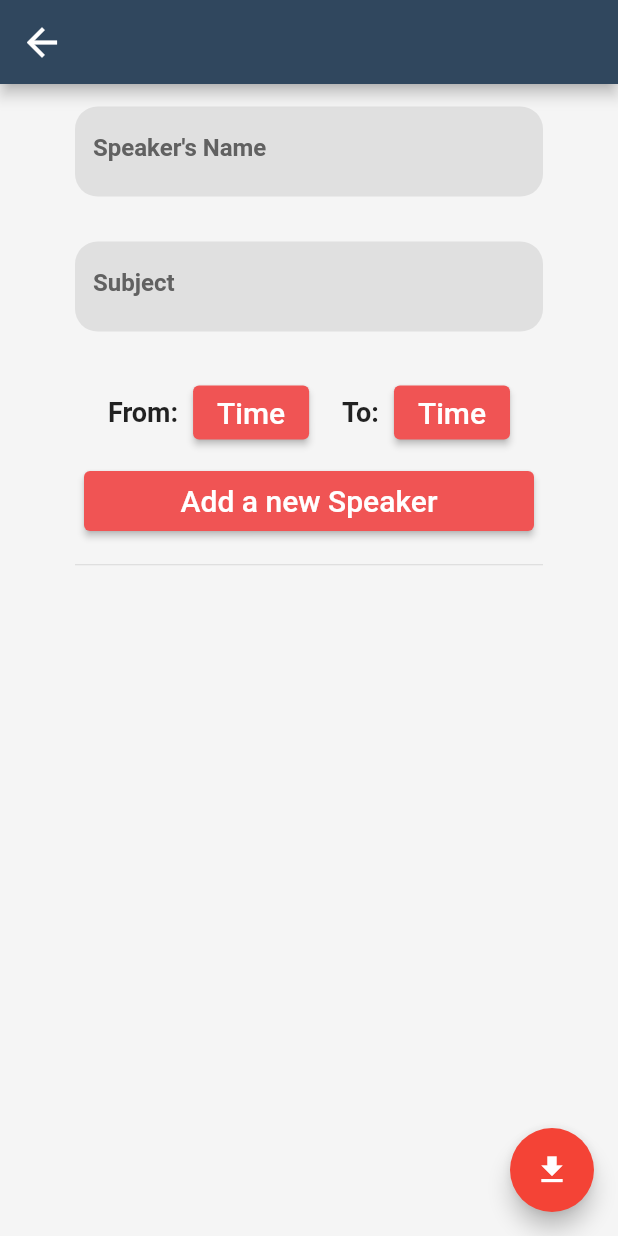
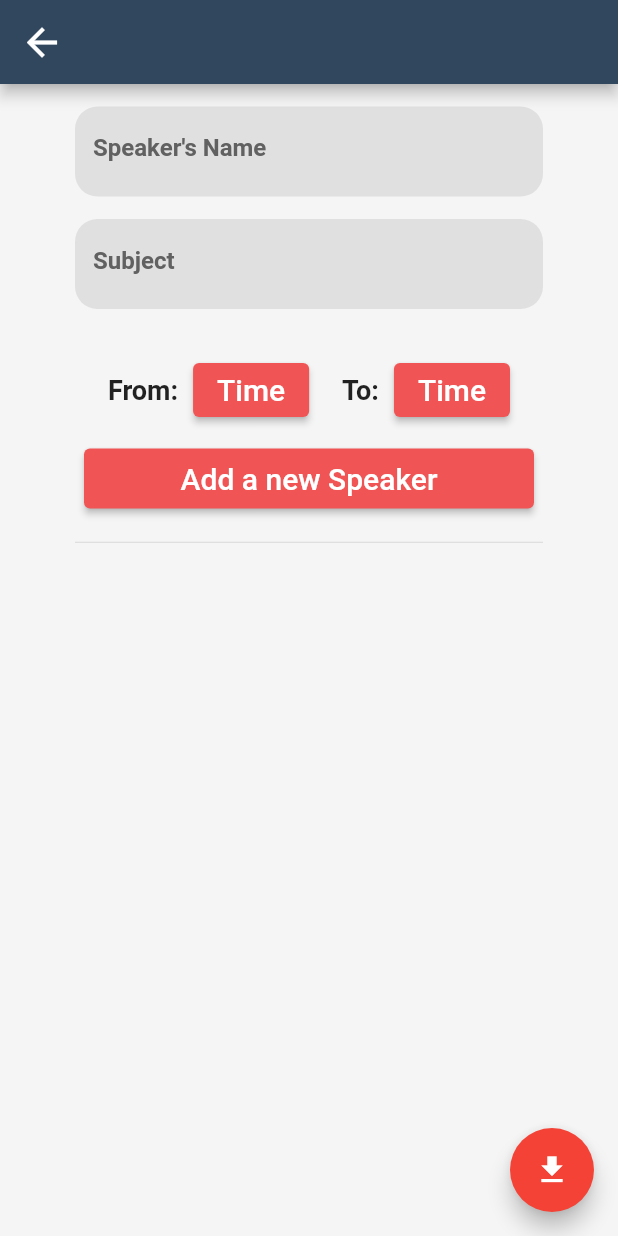
Before and after one commit to M-Yahia2011/Conference-Moderator, a Flutter app: the SessionDetailsScreen screen opened directly with empty values, on a phone screen of 412 x 824 dp. Run offline on Flutter 3.47's test engine with Material 2 defaults, Android fonts, the light colour scheme and no system bars; drawn by our look-alikes of loading_overlay; our stand-ins replace dio, file_picker, shared_preferences, url_strategy; missing offline and left inert: dart:html, flutter_keyboard_visibility_web, flutter_typeahead2, shared_preferences_web; accounts and stored records are empty.

Commit message:
fix scrolling issue

```diff
--- a/lib/screens/session_details_screen.dart
+++ b/lib/screens/session_details_screen.dart
@@ -195,7 +195,7 @@ class _SessionDetailsScreenState extends State<SessionDetailsScreen> {
                     height: 60,
                     width: 600,
                     padding: const EdgeInsets.all(4),
-                    margin: const EdgeInsets.symmetric(vertical: 15),
+                    margin: const EdgeInsets.only(bottom: 15),
                     decoration: BoxDecoration(
                         color: Colors.grey[300],
                         borderRadius: BorderRadius.circular(15)),
@@ -321,6 +321,7 @@ class _SessionDetailsScreenState extends State<SessionDetailsScreen> {
                           return Stack(
                             children: [
                               Card(
+                                margin: const EdgeInsets.fromLTRB(0, 15, 0, 20),
                                 child: Padding(
                                   padding: const EdgeInsets.all(8.0),
                                   child: Column(
```
Also changed, not shown: 1 other file.
